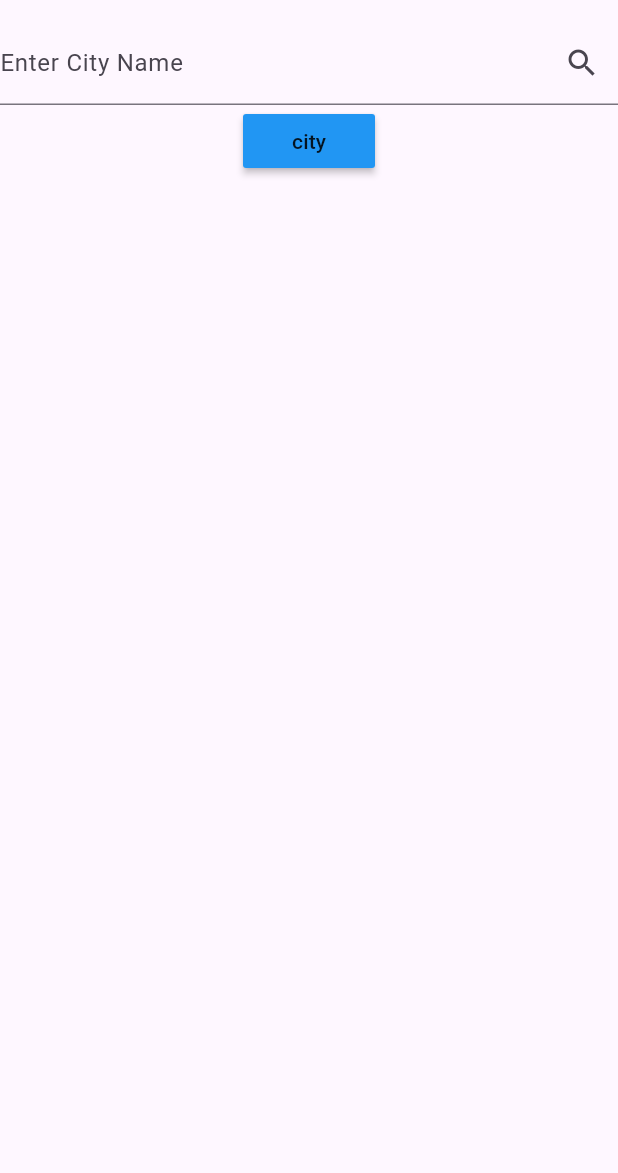
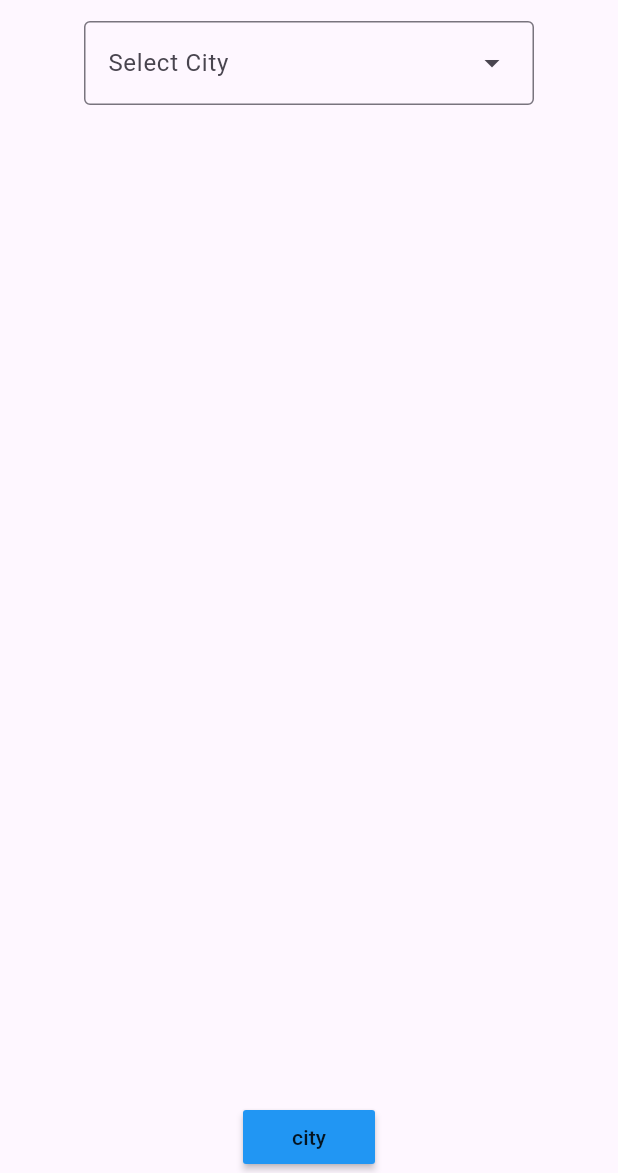
Before and after one commit to AHmedElsanousy/doctor_recommendation, a Flutter app: the screen it shows after launch, on a phone screen of 412 x 824 dp, the part 63-1236 px from its top. Run offline on Flutter 3.47's test engine with Material 3 defaults, Android fonts, the phone set to English and light mode, and no system bars; our stand-ins replace easy_date_timeline, get, google_maps_flutter; project files that could hold a hidden picture were left out.

Commit message:
sec commit

```diff
--- a/doctor_recommendation/lib/doctor_location_controller.dart
+++ b/doctor_recommendation/lib/doctor_location_controller.dart
@@ -1,7 +1,7 @@
 import 'dart:convert';
 
 import 'package:doctor_recommendation/doctor_profile2.dart';
-import 'package:doctor_recommendation/main.dart';
+
 import 'package:flutter/material.dart';
 
 import 'package:get/get.dart';
@@ -11,7 +11,8 @@ import 'package:http/http.dart' as http;
 class DoctorLocatorController extends GetxController {
   final TextEditingController cityController = TextEditingController();
   List<LatLng> doctorLocations = [];
-  Set<Marker> markers = {};
+  var markers = <Marker>{}.obs;
+  String? city;
 
   @override
   void onClose() {
@@ -34,6 +35,7 @@ class DoctorLocatorController extends GetxController {
     if (response.statusCode == 200) {
       List<dynamic> data = json.decode(response.body);
       print(data);
+      markers.clear();
 
       for (var doctor in data) {
         if (doctor['Latitude'] != null && doctor['Longitude'] != null) {
--- a/doctor_recommendation/lib/map_view.dart
+++ b/doctor_recommendation/lib/map_view.dart
@@ -21,16 +21,45 @@ class MapScreen extends StatelessWidget {
         body: Center(
           child: Column(
             children: [
-              TextFormField(
-                //onChanged: (value) => pos = value,
+              DropdownMenu(
+                  onSelected: (city) {
+                    if (city != null) {
+                      controller.fetchDoctorLocations(city);
+                      Get.to(() => CustomMap(
+                            city: city.toLowerCase(),
+                            markers: controller.markers,
+                          ));
+                    }
+                  },
+                  hintText: "Select City",
+                  enableFilter: false,
+                  width: 300,
+                  menuHeight: 300,
+                  dropdownMenuEntries: const <DropdownMenuEntry<String>>[
+                    DropdownMenuEntry(value: "cairo", label: "Cairo"),
+                    DropdownMenuEntry(value: "giza", label: "Giza"),
+                    DropdownMenuEntry(value: "alexandria", label: "Alexandria"),
+                    DropdownMenuEntry(value: "qalyubia", label: "Qalyubia"),
+                    DropdownMenuEntry(value: "gharbia", label: "Gharbia"),
+                    DropdownMenuEntry(value: "assiut", label: "Assiut"),
+                    DropdownMenuEntry(value: "sohag", label: "Sohag"),
+                    DropdownMenuEntry(value: "minya", label: "Minya"),
+                    DropdownMenuEntry(value: "qena", label: "Qena"),
+                    DropdownMenuEntry(value: "menoufia", label: "Menoufia"),
+                    DropdownMenuEntry(value: "dakahlia", label: "Dakahlia"),
+                    DropdownMenuEntry(value: "beni suef", label: "Beni suef"),
+                    DropdownMenuEntry(value: "sharkia", label: "Sharkia"),
+                    DropdownMenuEntry(value: "port said", label: "Port said"),
+                  ]),
+              /* TextField(
                 controller: controller.cityController,
                 decoration: InputDecoration(
                   labelText: 'Enter City Name',
                   suffixIcon: IconButton(
                     icon: const Icon(Icons.search),
                     onPressed: () {
-                      final String city = controller.cityController.text;
-                      controller.fetchDoctorLocations(city);
+                      controller
+                          .fetchDoctorLocations(controller.cityController.text);
                       Get.to(() => CustomMap(
                             city: controller.cityController.text.toLowerCase(),
                             markers: controller.markers,
@@ -38,7 +67,8 @@ class MapScreen extends StatelessWidget {
                     },
                   ),
                 ),
-              ),
+              ), */
+              Spacer(),
               MaterialButton(
                   child: Text("city"),
                   color: Colors.blue,
@@ -46,7 +76,7 @@ class MapScreen extends StatelessWidget {
                     final String city = controller.cityController.text;
                     controller.fetchDoctorLocations(city);
                     Get.to(() => CustomMap(
-                          city: controller.cityController.text.toLowerCase(),
+                          city: city.toLowerCase(),
                           markers: controller.markers,
                         ));
                   }),
@@ -97,7 +127,7 @@ class CustomMap extends GetView<DoctorLocatorController> {
         body: GoogleMap(
           initialCameraPosition: CameraPosition(
             target: cities[city]!,
-            zoom: 12,
+            zoom: 11,
           ),
           markers: markers,
         ));
```
